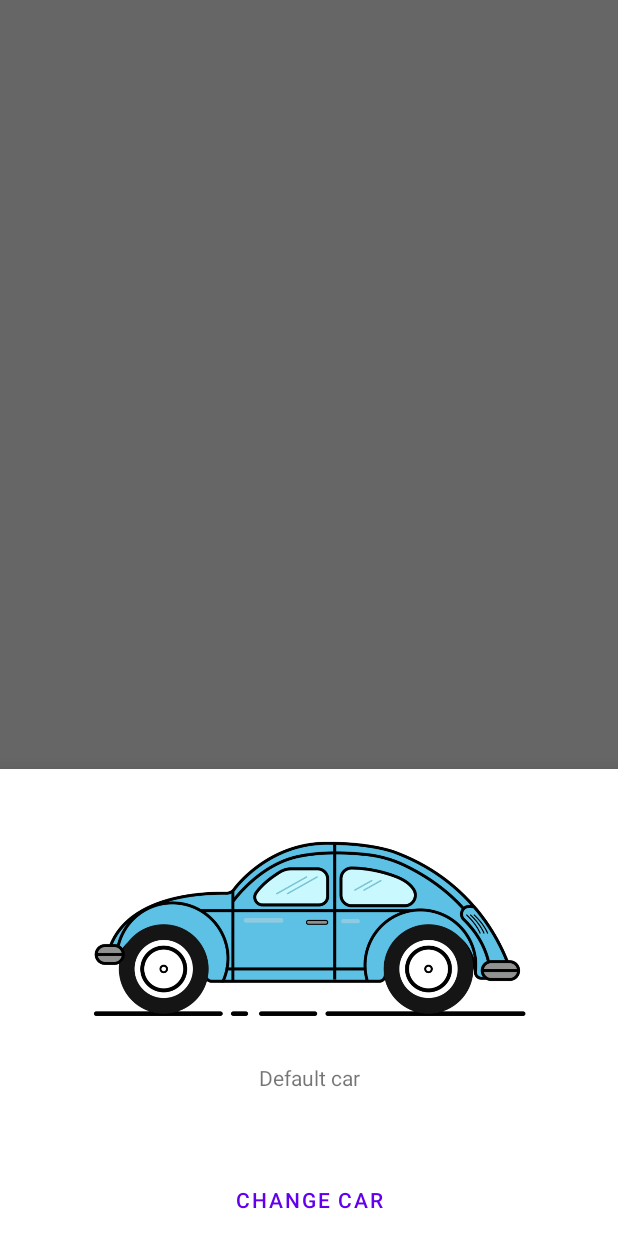
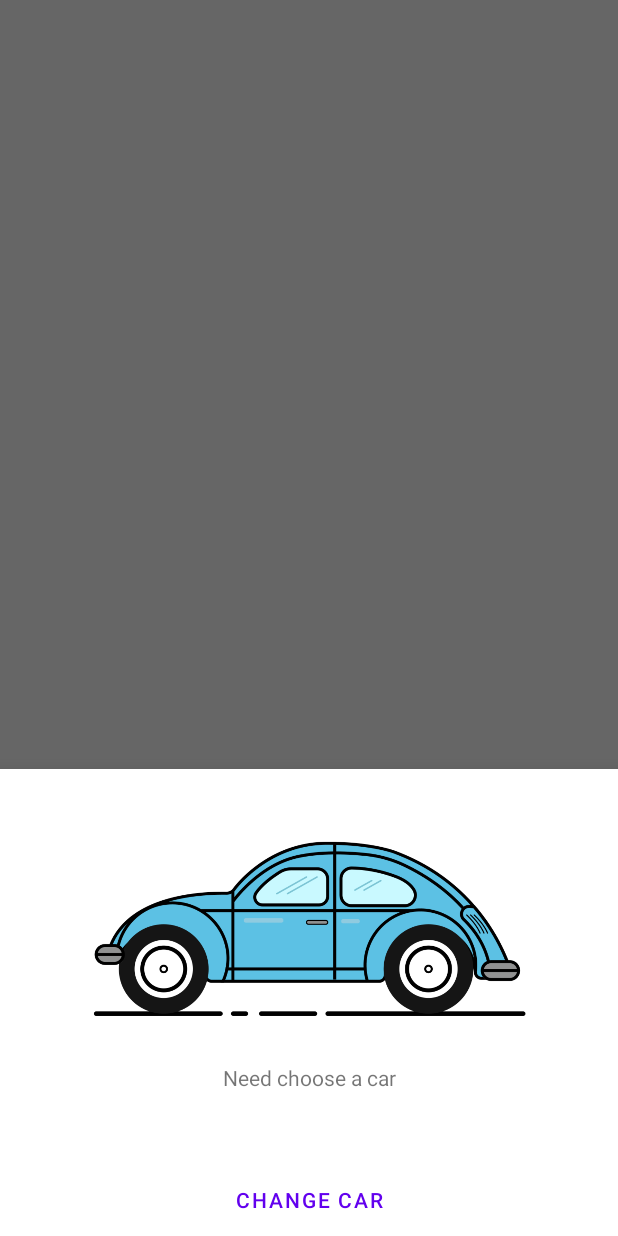
Before and after one commit to Lockdowned/Diary-Cars-Final, an Android app: the fragment BottomSheetDialogConfCar placed in its activity, on a phone screen of 412 x 824 dp. Run offline under Robolectric (Android 15) with nearby library versions, the phone set to English and light mode, and no system bars; our stand-ins replace Dagger/Hilt's generated code, Firebase (no records; nobody signed in at launch, a user with empty details on screens opened directly), Room's generated code, navigation-ui; libraries missing offline, so code that uses them is left out: com.fondesa.kpermissions.

Commit message:
some colours and fixes

```diff
--- a/app/src/main/java/com/example/finalprojectacad/ui/activity/MainActivity.kt
+++ b/app/src/main/java/com/example/finalprojectacad/ui/activity/MainActivity.kt
@@ -32,6 +32,8 @@ class MainActivity : AppCompatActivity(), PermissionRequest.Listener {
 
     private var binding: ActivityMainBinding? = null
     private lateinit var navController: NavController
+
+    private var isFistStartApp = true //if we are change colour theme and recreate activity
 
     private val navHostFragment by lazy {
         supportFragmentManager
@@ -106,9 +108,10 @@ class MainActivity : AppCompatActivity(), PermissionRequest.Listener {
 
     //function that create our app after we close app than open him from notification bar
     private fun navigateToTrackingFragment(intent: Intent?) {
-        if (intent?.action == ACTION_SHOW_TRACKING_FRAGMENT) {
+        if (intent?.action == ACTION_SHOW_TRACKING_FRAGMENT && isFistStartApp) {
             navController.navigate(R.id.trackTripFragment)
         }
+        isFistStartApp = false
     }
 
     override fun onPermissionsResult(result: List<PermissionStatus>) {
--- a/app/src/main/java/com/example/finalprojectacad/ui/fragments/bottomSheetConf/BottomSheetDialogConfCar.kt
+++ b/app/src/main/java/com/example/finalprojectacad/ui/fragments/bottomSheetConf/BottomSheetDialogConfCar.kt
@@ -7,14 +7,18 @@ import android.view.ViewGroup
 import androidx.core.view.isGone
 import androidx.fragment.app.activityViewModels
 import androidx.lifecycle.Observer
+import androidx.lifecycle.lifecycleScope
 import androidx.navigation.fragment.findNavController
 import com.bumptech.glide.Glide
 import com.example.finalprojectacad.R
 import com.example.finalprojectacad.data.localDB.entity.CarRoom
 import com.example.finalprojectacad.databinding.BottomSheetDialogConfCarBinding
+import com.example.finalprojectacad.other.utilities.FragmentsHelper
 import com.example.finalprojectacad.ui.SharedViewModel
 import com.google.android.material.bottomsheet.BottomSheetDialogFragment
 import dagger.hilt.android.AndroidEntryPoint
+import kotlinx.coroutines.Dispatchers
+import kotlinx.coroutines.launch
 
 @AndroidEntryPoint
 class BottomSheetDialogConfCar : BottomSheetDialogFragment() {
@@ -35,10 +39,17 @@ class BottomSheetDialogConfCar : BottomSheetDialogFragment() {
     override fun onViewCreated(view: View, savedInstanceState: Bundle?) {
         super.onViewCreated(view, savedInstanceState)
 
+        lifecycleScope.launch(Dispatchers.Main) {
             val navigation = requireActivity().supportFragmentManager
                 .findFragmentById(R.id.mainNavFragment)?.findNavController()
 //        val navigation = Navigation.findNavController(view) //why didn't find navigation
-        val chosenCar = sharedViewModel.getChosenCar()
+            var chosenCar = sharedViewModel.getChosenCar()
+            if (chosenCar == null) {
+                val sharedPrefCarId = FragmentsHelper.getChosenCarIdAnyway(requireContext())
+                if (sharedPrefCarId != -1) {
+                    chosenCar = sharedViewModel.listAllCars.find { sharedPrefCarId == it.carId }
+                }
+            }
 
             binding?.apply {
                 if (chosenCar != null) {
@@ -63,6 +74,7 @@ class BottomSheetDialogConfCar : BottomSheetDialogFragment() {
                     navigation?.popBackStack()
                 }
             }
+        }
 
     }
 
@@ -80,6 +92,4 @@ class BottomSheetDialogConfCar : BottomSheetDialogFragment() {
                 }
             })
     }
-
-
 }
--- a/app/src/main/java/com/example/finalprojectacad/ui/fragments/bottomSheetConf/BottomSheetViewModel.kt
+++ b/app/src/main/java/com/example/finalprojectacad/ui/fragments/bottomSheetConf/BottomSheetViewModel.kt
@@ -3,6 +3,7 @@ package com.example.finalprojectacad.ui.fragments.bottomSheetConf
 import androidx.lifecycle.LiveData
 import androidx.lifecycle.ViewModel
 import androidx.lifecycle.asLiveData
+import com.example.finalprojectacad.data.localDB.entity.CarRoom
 import com.example.finalprojectacad.data.localDB.entity.ImageCarRoom
 import com.example.finalprojectacad.repositories.MainRepository
 import dagger.hilt.android.lifecycle.HiltViewModel
--- a/app/src/main/res/layout/bottom_sheet_dialog_conf_car.xml
+++ b/app/src/main/res/layout/bottom_sheet_dialog_conf_car.xml
@@ -46,7 +46,7 @@
         android:layout_width="wrap_content"
         android:layout_height="wrap_content"
         android:layout_marginTop="8dp"
-        android:text="Default car"
+        android:text="Need choose a car"
         app:layout_constraintEnd_toEndOf="parent"
         app:layout_constraintHorizontal_bias="0.5"
         app:layout_constraintStart_toStartOf="parent"
--- a/app/src/main/res/layout/item_rv_list_tracks.xml
+++ b/app/src/main/res/layout/item_rv_list_tracks.xml
@@ -3,7 +3,8 @@
     xmlns:app="http://schemas.android.com/apk/res-auto"
     xmlns:tools="http://schemas.android.com/tools"
     android:layout_width="match_parent"
-    android:layout_height="wrap_content">
+    android:layout_height="wrap_content"
+    android:background="?attr/colorOnPrimary">
 
     <androidx.constraintlayout.widget.ConstraintLayout
         android:id="@+id/constraintLayout"
--- a/app/src/main/res/values-night/themes.xml
+++ b/app/src/main/res/values-night/themes.xml
@@ -2,15 +2,17 @@
     <!-- Base application theme. -->
     <style name="Theme.FinalProjectAcad" parent="Theme.MaterialComponents.DayNight.DarkActionBar">
         <!-- Primary brand color. -->
-        <item name="colorPrimary">@color/purple_200</item>
-        <item name="colorPrimaryVariant">@color/purple_700</item>
+        <item name="colorPrimary">#ff5252</item>
+        <item name="colorPrimaryVariant">#212121</item>
         <item name="colorOnPrimary">@color/black</item>
         <!-- Secondary brand color. -->
-        <item name="colorSecondary">@color/teal_200</item>
+        <item name="colorSecondary">#006064</item>
         <item name="colorSecondaryVariant">@color/teal_200</item>
         <item name="colorOnSecondary">@color/black</item>
         <!-- Status bar color. -->
         <item name="android:statusBarColor" tools:targetApi="l">?attr/colorPrimaryVariant</item>
         <!-- Customize your theme here. -->
+        <item name="windowNoTitle">true</item>
+        <item name="android:windowNoTitle">true</item>
     </style>
 </resources>
--- a/app/src/main/res/values/themes.xml
+++ b/app/src/main/res/values/themes.xml
@@ -3,10 +3,10 @@
     <style name="Theme.FinalProjectAcad" parent="Theme.MaterialComponents.DayNight.DarkActionBar">
         <!-- Primary brand color. -->
         <item name="colorPrimary">@color/purple_500</item>
-        <item name="colorPrimaryVariant">@color/purple_700</item>
+        <item name="colorPrimaryVariant">#d4e157</item>
         <item name="colorOnPrimary">@color/white</item>
         <!-- Secondary brand color. -->
-        <item name="colorSecondary">@color/teal_200</item>
+        <item name="colorSecondary">#a5d6a7</item>
         <item name="colorSecondaryVariant">@color/teal_700</item>
         <item name="colorOnSecondary">@color/black</item>
         <!-- Status bar color. -->
```
Also changed, not shown: app/src/main/java/com/example/finalprojectacad/ui/fragments/listCars/CarsListAdaptor.kt (+19 -12 lines), app/src/main/java/com/example/finalprojectacad/ui/fragments/listCars/ListCarsFragment.kt (+6 -2 lines), app/src/main/res/drawable/border_text_view.xml (+12 -7 lines), app/src/main/res/layout/item_rv_list_cars.xml (+5 -4 lines). Lines whose indentation alone changed are shown as unchanged.
